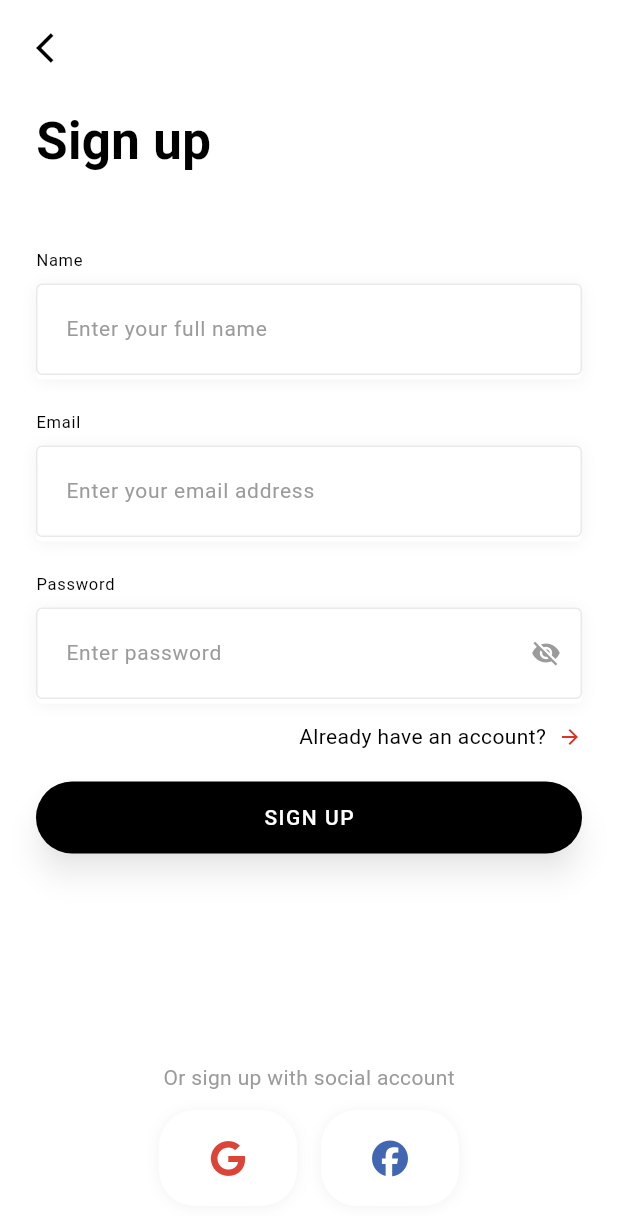
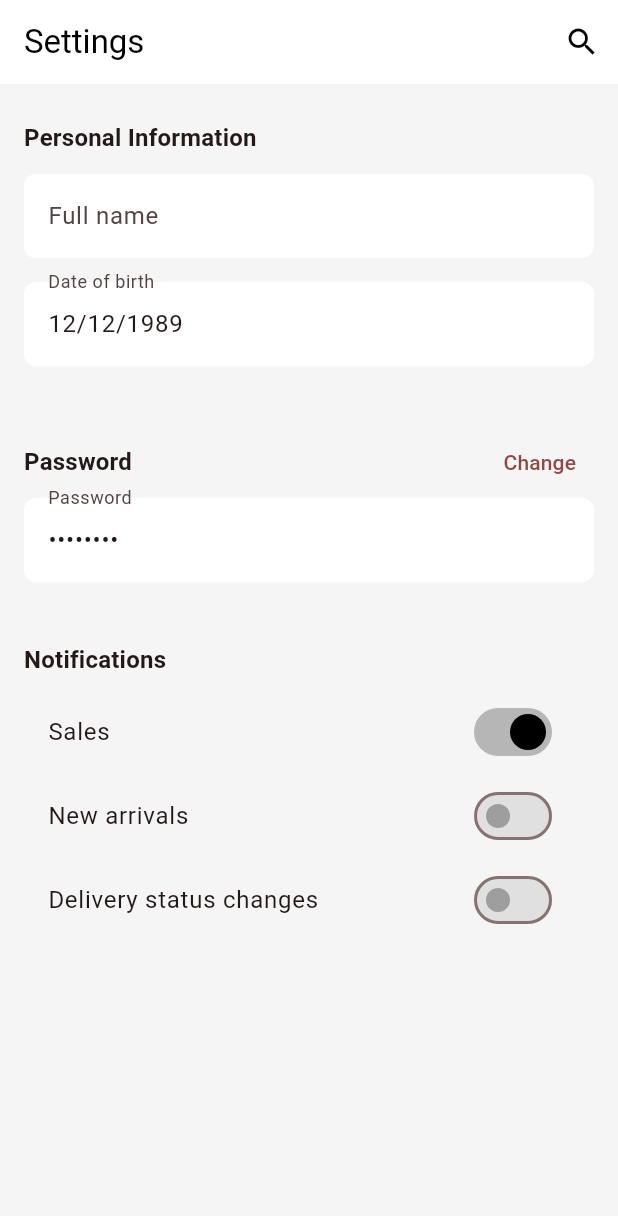
Before and after one commit to Hasib-39/goofy-street, a Flutter app: the screen it shows after launch, on a phone screen of 412 x 824 dp. Shown: the top 1216 px of the screen. Run offline on Flutter 3.47's test engine with Material 3 defaults, Android fonts, the phone set to English and light mode, and no system bars; our stand-ins replace flutter_rating_bar, font_awesome_flutter, google_fonts, shared_preferences; accounts and stored records are empty.

Commit message:
Added Azad's 4 UI screens (Shipping, Add Address, Settings, Change Password)

```diff
--- /dev/null
+++ b/lib/screens/settings/settings_screen.dart
@@ -0,0 +1,148 @@
+import 'package:flutter/material.dart';
+import 'change_password_screen.dart';
+
+class SettingsScreen extends StatefulWidget
+{
+  const SettingsScreen({super.key});
+
+  @override
+  State<SettingsScreen> createState() => _SettingsScreenState();
+}
+
+class _SettingsScreenState extends State<SettingsScreen> {
+  // Text controllers
+  final TextEditingController _nameController = TextEditingController();
+  final TextEditingController _dobController = TextEditingController(text: '12/12/1989');
+
+  // Notification toggles
+  bool salesNotification = true;
+  bool newArrivalsNotification = false;
+  bool deliveryStatusNotification = false;
+
+  @override
+  Widget build(BuildContext context) {
+    final textTheme = Theme.of(context).textTheme;
+
+    return Scaffold(
+      backgroundColor: Colors.grey.shade100,
+      appBar: AppBar(
+        title: const Text('Settings'),
+        elevation: 0,
+        backgroundColor: Colors.white,
+        foregroundColor: Colors.black,
+        actions: [
+          IconButton(
+            onPressed: () {},
+            icon: const Icon(Icons.search),
+          ),
+        ],
+      ),
+      body: SingleChildScrollView(
+        padding: const EdgeInsets.all(16),
+        child: Column(
+          crossAxisAlignment: CrossAxisAlignment.start,
+          children: [
+            const SizedBox(height: 8),
+
+            // Personal info header
+            Text(
+              'Personal Information',
+              style: textTheme.titleMedium?.copyWith(fontWeight: FontWeight.bold),
+            ),
+            const SizedBox(height: 12),
+
+            // Full name
+            _buildTextField('Full name', _nameController),
+
+            // Date of Birth
+            _buildTextField('Date of birth', _dobController),
+
+            const SizedBox(height: 24),
+
+            // Password section
+            Row(
+              mainAxisAlignment: MainAxisAlignment.spaceBetween,
+              children: [
+                Text(
+                  'Password',
+                  style: textTheme.titleMedium?.copyWith(fontWeight: FontWeight.bold),
+                ),
+
+                // Updated to open modal instead of route
+                TextButton(
+                  onPressed: () {
+                    ChangePasswordScreen.show(context);
+                  },
+                  child: const Text('Change'),
+                ),
+              ],
+            ),
+            _buildTextField('Password', TextEditingController(text: '********'), obscure: true),
+
+            const SizedBox(height: 24),
+
+            // Notifications
+            Text(
+              'Notifications',
+              style: textTheme.titleMedium?.copyWith(fontWeight: FontWeight.bold),
+            ),
+            const SizedBox(height: 8),
+
+            // Updated Switches (modern Flutter 3.22+)
+            SwitchListTile(
+              title: const Text('Sales'),
+              value: salesNotification,
+              onChanged: (val) => setState(() => salesNotification = val),
+              thumbColor: WidgetStateProperty.resolveWith((states) =>
+                  states.contains(WidgetState.selected) ? Colors.black : Colors.grey),
+              trackColor: WidgetStateProperty.resolveWith((states) =>
+                  states.contains(WidgetState.selected) ? Colors.black26 : Colors.grey.shade300),
+            ),
+            SwitchListTile(
+              title: const Text('New arrivals'),
+              value: newArrivalsNotification,
+              onChanged: (val) => setState(() => newArrivalsNotification = val),
+              thumbColor: WidgetStateProperty.resolveWith((states) =>
+                  states.contains(WidgetState.selected) ? Colors.black : Colors.grey),
+              trackColor: WidgetStateProperty.resolveWith((states) =>
+                  states.contains(WidgetState.selected) ? Colors.black26 : Colors.grey.shade300),
+            ),
+            SwitchListTile(
+              title: const Text('Delivery status changes'),
+              value: deliveryStatusNotification,
+              onChanged: (val) => setState(() => deliveryStatusNotification = val),
+              thumbColor: WidgetStateProperty.resolveWith((states) =>
+                  states.contains(WidgetState.selected) ? Colors.black : Colors.grey),
+              trackColor: WidgetStateProperty.resolveWith((states) =>
+                  states.contains(WidgetState.selected) ? Colors.black26 : Colors.grey.shade300),
+            ),
+          ],
+        ),
+      ),
+    );
+  }
+
+  Widget _buildTextField(
+    String label,
+    TextEditingController controller, {
+    bool obscure = false,
+  }) {
+    return Padding(
+      padding: const EdgeInsets.only(bottom: 16),
+      child: TextField(
+        controller: controller,
+        obscureText: obscure,
+        readOnly: label == 'Password',
+        decoration: InputDecoration(
+          labelText: label,
+          filled: true,
+          fillColor: Colors.white,
+          border: OutlineInputBorder(
+            borderRadius: BorderRadius.circular(8),
+            borderSide: BorderSide.none,
+          ),
+        ),
+      ),
+    );
+  }
+}
```
Also changed, not shown: lib/main.dart (+28 -100 lines), lib/screens/settings/change_password_screen.dart (added, +153 -0 lines), lib/screens/shipping/add_shipping_address_screen.dart (added, +112 -0 lines), lib/screens/shipping/shipping_addresses_screen.dart (added, +112 -0 lines).
